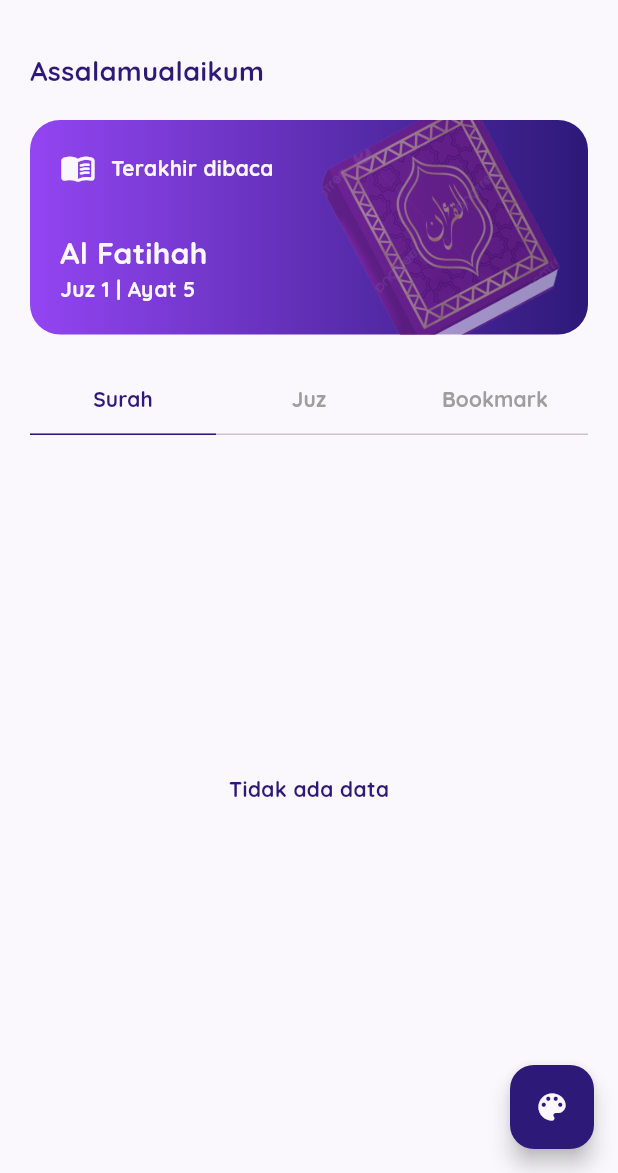
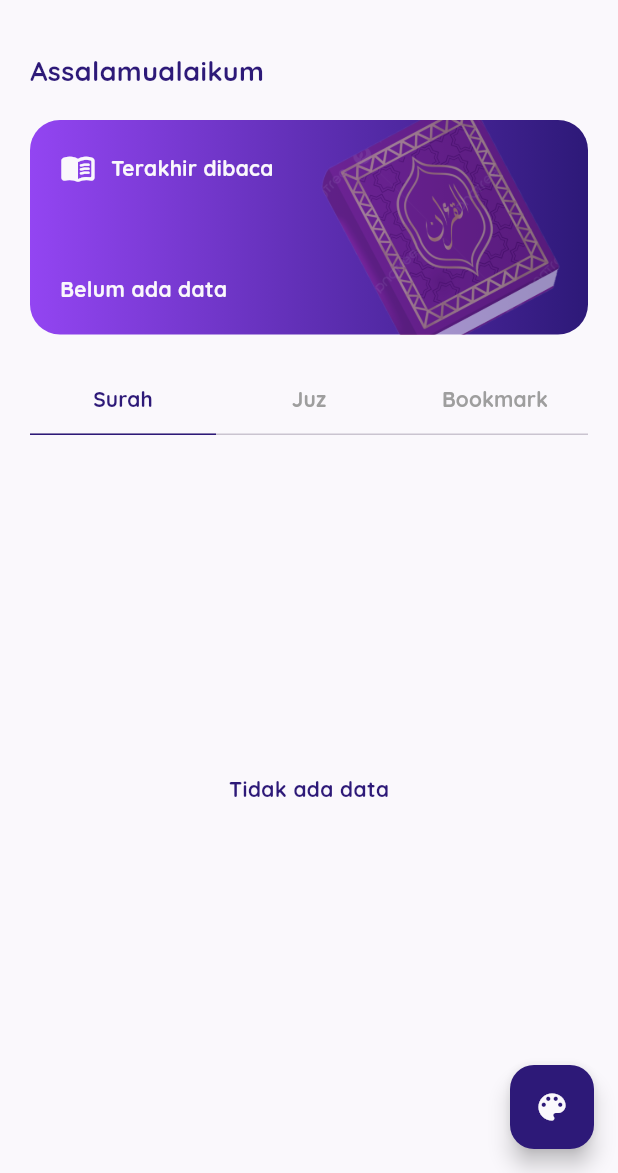
Before and after one commit to hafid-js/Al-Quran, a Flutter app: the HomeView screen opened by its route, on a phone screen of 412 x 824 dp, the part 63-1236 px from its top. Run offline on Flutter 3.47's test engine with Material 3 defaults, Android fonts, the phone set to English and light mode, and no system bars; our stand-ins replace flutter_html, get, get_storage, just_audio, lottie, sqflite; accounts and stored records are empty; network calls fail.

Commit message:
update last read

```diff
--- a/lib/app/modules/detail_juz/views/detail_juz_view.dart
+++ b/lib/app/modules/detail_juz/views/detail_juz_view.dart
@@ -132,10 +132,6 @@ class DetailJuzView extends StatelessWidget {
                                   },
                                   icon: Icon(Icons.bookmark_add_outlined),
                                 ),
-                                IconButton(
-                                  onPressed: () {},
-                                  icon: Icon(Icons.bookmark_add_outlined),
-                                ),
                                 (surah.kondisiAudio == "stop")
                                     ? IconButton(
                                         onPressed: () {
--- a/lib/app/modules/home/views/home_view.dart
+++ b/lib/app/modules/home/views/home_view.dart
@@ -49,7 +49,11 @@ class HomeView extends GetView<HomeController> {
                   ),
                 ),
               ),
-              Container(
+              FutureBuilder<Map<String, dynamic>?>(
+                future: controller.getLastRead(),
+                builder: (context, snapshot) {
+                  if (snapshot.connectionState == ConnectionState.waiting) {
+                    return Container(
                     margin: EdgeInsets.symmetric(vertical: 20),
                     decoration: BoxDecoration(
                       borderRadius: BorderRadius.circular(20),
@@ -61,8 +65,7 @@ class HomeView extends GetView<HomeController> {
                       color: Colors.transparent,
                       borderRadius: BorderRadius.circular(20),
                       child: InkWell(
-                    onTap: () => Get.toNamed(Routes.LAST_READ),
-                    child: Container(
+                        onTap: () {},
                         child: Stack(
                           children: [
                             Positioned(
@@ -71,6 +74,81 @@ class HomeView extends GetView<HomeController> {
                               child: Opacity(
                                 opacity: 0.5,
                                 child: Container(
+                                  width: 200,
+                                  height: 200,
+                                  child: Image.asset(
+                                    "assets/images/alquran2.png",
+                                    fit: BoxFit.contain,
+                                  ),
+                                ),
+                              ),
+                            ),
+                            Padding(
+                              padding: const EdgeInsets.all(20),
+                              child: Column(
+                                crossAxisAlignment: CrossAxisAlignment.start,
+                                children: [
+                                  Row(
+                                    children: [
+                                      Icon(
+                                        Icons.menu_book_rounded,
+                                        color: appWhite,
+                                      ),
+                                    ],
+                                  ),
+                                  SizedBox(height: 30),
+                                  Text(
+                                    "Loading...",
+                                    style: TextStyle(
+                                      color: appWhite,
+                                      fontSize: 20,
+                                    ),
+                                  ),
+                                ],
+                              ),
+                            ),
+                          ],
+                        ),
+                      ),
+                    ),
+                  );
+                  }
+                  Map<String, dynamic>? lastRead = snapshot.data;
+
+                  return Container(
+                    margin: EdgeInsets.symmetric(vertical: 20),
+                    decoration: BoxDecoration(
+                      borderRadius: BorderRadius.circular(20),
+                      gradient: LinearGradient(
+                        colors: [appPurpleLight1, appPurpleDark],
+                      ),
+                    ),
+                    child: Material(
+                      color: Colors.transparent,
+                      borderRadius: BorderRadius.circular(20),
+                      child: InkWell(
+                        onLongPress: () {
+                          if(lastRead != null){
+                          Get.defaultDialog(
+                            title: 'Delete Last Read',
+                            middleText: "Are you sure to delete this last read bookmark ?",
+                            actions: [
+                              OutlinedButton(onPressed: () => Get.back(), child: Text('CANCEL'),),
+                               ElevatedButton(onPressed: () {
+                                controller.deleteBookmark(lastRead['id']);
+                               }, child: Text('DELETE'),)
+                            ]
+                          );
+                        };
+                        },
+                        child: Stack(
+                          children: [
+                            Positioned(
+                              bottom: -30,
+                              right: 0,
+                              child: Opacity(
+                                opacity: 0.5,
+                                child: SizedBox(
                                   width: 200,
                                   height: 200,
                                   child: Image.asset(
@@ -100,14 +178,14 @@ class HomeView extends GetView<HomeController> {
                                   ),
                                   SizedBox(height: 30),
                                   Text(
-                                  "Al Fatihah",
+                                    lastRead == null ? "" : "${lastRead['surah']}",
                                     style: TextStyle(
                                       color: appWhite,
                                       fontSize: 20,
                                     ),
                                   ),
                                   Text(
-                                  "Juz 1 | Ayat 5",
+                                     lastRead == null ? "Belum ada data" : "Juz ${lastRead['juz']} | Ayat ${lastRead['ayat']}",
                                     style: TextStyle(color: appWhite),
                                   ),
                                 ],
@@ -117,7 +195,8 @@ class HomeView extends GetView<HomeController> {
                         ),
                       ),
                     ),
-                ),
+                  );
+                },
               ),
               TabBar(
                 indicatorColor: appPurpleDark,
@@ -297,7 +376,8 @@ class HomeView extends GetView<HomeController> {
                                       ),
                                     ),
                                   ),
-                              ),),
+                                ),
+                              ),
                               title: Obx(
                                 () => Text(
                                   "Juz ${index + 1}",
@@ -327,7 +407,8 @@ class HomeView extends GetView<HomeController> {
                                     style: TextStyle(
                                       fontWeight: FontWeight.w500,
                                       fontSize: 12,
-                                ),),
+                                    ),
+                                  ),
                                 ],
                               ),
                             );
@@ -340,17 +421,17 @@ class HomeView extends GetView<HomeController> {
                         );
                       },
                     ),
-                    GetBuilder<HomeController>(builder: (c) {
+                    GetBuilder<HomeController>(
+                      builder: (c) {
                         return FutureBuilder<List<Map<String, dynamic>>>(
                           future: c.getBookmark(),
                           builder: (context, snapshot) {
-                      if(snapshot.connectionState == ConnectionState.waiting) {
-                        return Center(
-                          child: CircularProgressIndicator(),
-                        );
+                            if (snapshot.connectionState ==
+                                ConnectionState.waiting) {
+                              return Center(child: CircularProgressIndicator());
                             }
 
-                      if(snapshot.data!.isEmpty) {
+                            if (snapshot.data!.isEmpty) {
                               return Center(
                                 child: Text("Bookmark tidak tersedia."),
                               );
@@ -358,7 +439,8 @@ class HomeView extends GetView<HomeController> {
                             return ListView.builder(
                               itemCount: snapshot.data!.length,
                               itemBuilder: (context, index) {
-                          Map<String, dynamic> data = snapshot.data![index];
+                                Map<String, dynamic> data =
+                                    snapshot.data![index];
                                 return ListTile(
                                   onTap: () {
                                     print(index);
@@ -400,17 +482,26 @@ class HomeView extends GetView<HomeController> {
                                       ),
                                     ),
                                   ),
-                          subtitle: Text("Ayat ${data['ayat']} - via ${data['via']}", style: TextStyle(
+                                  subtitle: Text(
+                                    "Ayat ${data['ayat']} - via ${data['via']}",
+                                    style: TextStyle(
                                       fontWeight: FontWeight.w500,
                                       fontSize: 12,
-                                ),),
-                          trailing: IconButton(onPressed: () {
+                                    ),
+                                  ),
+                                  trailing: IconButton(
+                                    onPressed: () {
                                       c.deleteBookmark(data['id']);
-                          }, icon: Icon(Icons.delete)),
+                                    },
+                                    icon: Icon(Icons.delete),
+                                  ),
                                 );
-                      });
-                    },);
-                    })
+                              },
+                            );
+                          },
+                        );
+                      },
+                    ),
                   ],
                 ),
               ),
```
Also changed, not shown: lib/app/modules/home/controllers/home_controller.dart (+19 -4 lines). Lines whose indentation alone changed are shown as unchanged.
